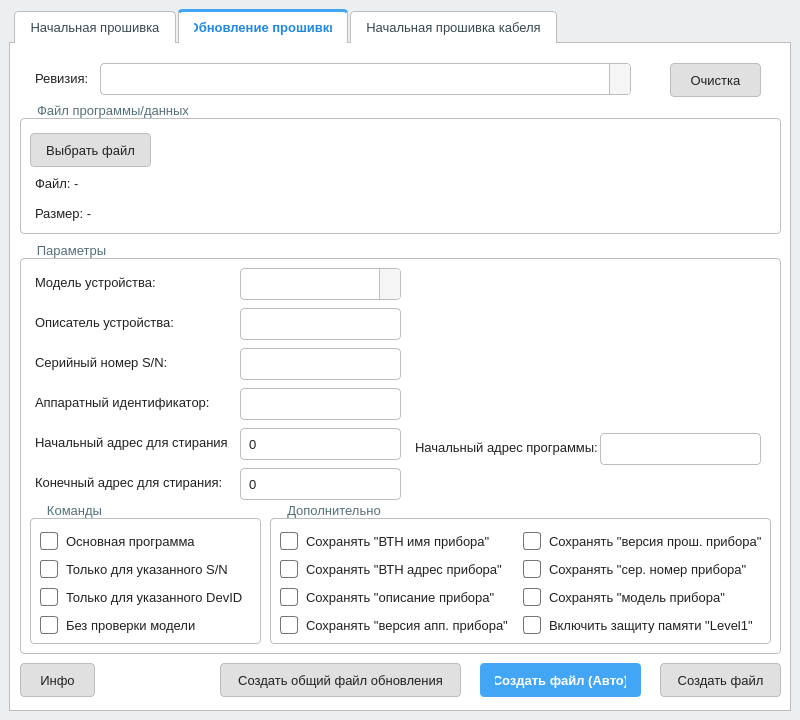
The window that mainwindow.ui (Krone213/update-generator) describes before a commit, drawn with Qt 5.
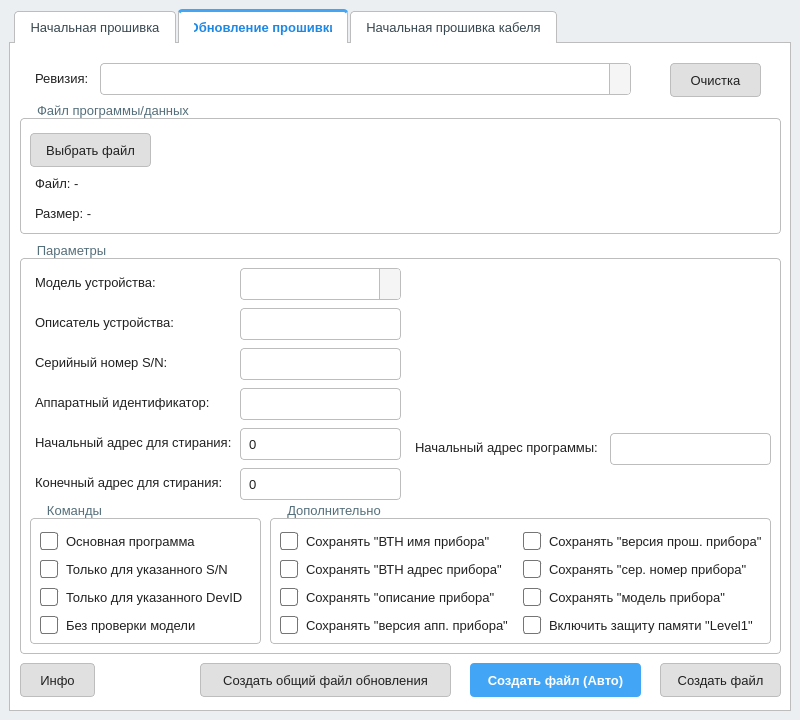
The same window after the commit. The open tabs and pages were chosen to show the change. Icons and pictures are not drawn.

Commit message: pre-release final

What changed in the file:
```diff
--- a/mainwindow.ui
+++ b/mainwindow.ui
@@ -361,7 +361,7 @@
 
 QCheckBox {
     spacing: 8px;
-    font-size: 10pt;
+    font-size: 9.5pt;
     background-color: transparent;
 }
 
@@ -404,7 +404,7 @@
 QLabel {
     background-color: transparent;
     padding: 2px;
-    font-size: 10pt;
+    font-size: 9.5pt;
 }
 
 QLabel#lblConnectionStatus {
@@ -1232,7 +1232,7 @@
           <rect>
            <x>10</x>
            <y>29</y>
-           <width>141</width>
+           <width>201</width>
            <height>21</height>
           </rect>
          </property>
@@ -1250,7 +1250,7 @@
           <rect>
            <x>10</x>
            <y>69</y>
-           <width>151</width>
+           <width>201</width>
            <height>21</height>
           </rect>
          </property>
@@ -1283,7 +1283,7 @@
           <rect>
            <x>10</x>
            <y>109</y>
-           <width>151</width>
+           <width>201</width>
            <height>21</height>
           </rect>
          </property>
@@ -1316,7 +1316,7 @@
           <rect>
            <x>10</x>
            <y>149</y>
-           <width>181</width>
+           <width>211</width>
            <height>21</height>
           </rect>
          </property>
@@ -1334,7 +1334,7 @@
           <rect>
            <x>10</x>
            <y>189</y>
-           <width>201</width>
+           <width>211</width>
            <height>21</height>
           </rect>
          </property>
@@ -1352,7 +1352,7 @@
           <rect>
            <x>10</x>
            <y>229</y>
-           <width>201</width>
+           <width>211</width>
            <height>21</height>
           </rect>
          </property>
@@ -1421,7 +1421,7 @@
           <rect>
            <x>390</x>
            <y>189</y>
-           <width>191</width>
+           <width>201</width>
            <height>31</height>
           </rect>
          </property>
@@ -1437,7 +1437,7 @@
         <widget class="QLineEdit" name="editProgramStartAddress">
          <property name="geometry">
           <rect>
-           <x>580</x>
+           <x>590</x>
            <y>190</y>
            <width>161</width>
            <height>32</height>
@@ -1678,9 +1678,9 @@
        <widget class="QPushButton" name="btnUpdateCreateFileAuto">
         <property name="geometry">
          <rect>
-          <x>470</x>
+          <x>460</x>
           <y>620</y>
-          <width>161</width>
+          <width>171</width>
           <height>34</height>
          </rect>
         </property>
@@ -1722,9 +1722,9 @@
        <widget class="QPushButton" name="btnCreateCommonUpdateFile">
         <property name="geometry">
          <rect>
-          <x>210</x>
+          <x>190</x>
           <y>620</y>
-          <width>241</width>
+          <width>251</width>
           <height>34</height>
          </rect>
         </property>
```
Left out of the diff: 16 changed lines with no effect on the pictures. The commit also changes 2 other files.
